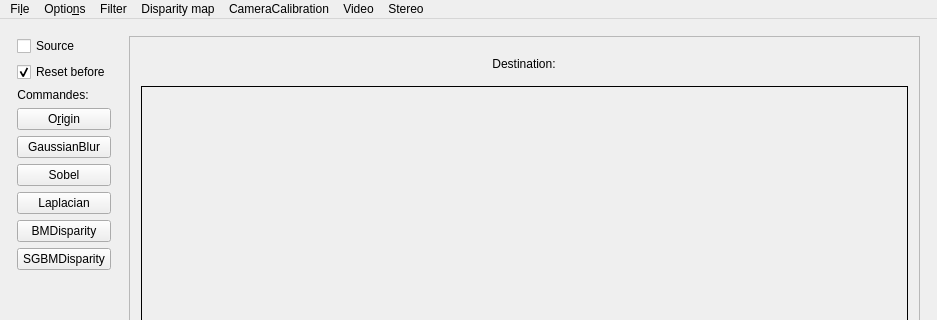
This is mainwindow.ui in m21-cerutti/ProjetTech2019_Robot as Qt 5 draws it before an edit; both pictures show x 0 to 937 and y 0 to 320 of the 937 by 621 pixel window. The edited form follows.
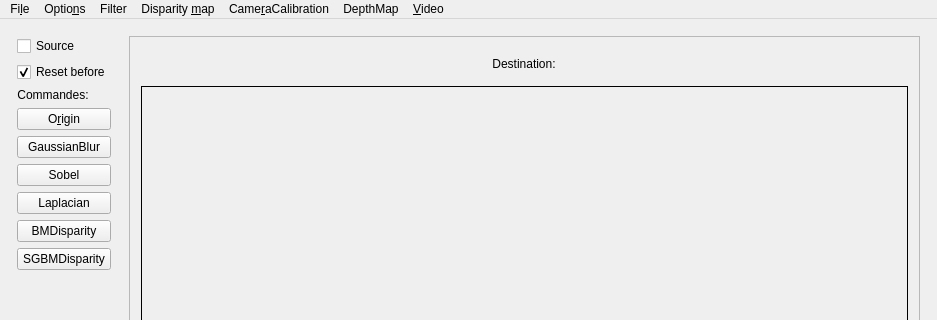
This is the edited form.

```diff
--- a/mainwindow.ui
+++ b/mainwindow.ui
@@ -334,7 +334,7 @@
    </widget>
    <widget class="QMenu" name="menuCameraCalibration">
     <property name="title">
-     <string>CameraCalibration</string>
+     <string>Came&amp;raCalibration</string>
     </property>
     <addaction name="actionCalibrate"/>
     <addaction name="actionApplyFromFile"/>
@@ -352,34 +352,37 @@
    </widget>
    <widget class="QMenu" name="menuDisparity_map">
     <property name="title">
-     <string>Disparity map</string>
+     <string>Disparity &amp;map</string>
     </property>
     <addaction name="actionDisparityBM"/>
     <addaction name="actionDisparitySGBM"/>
    </widget>
    <widget class="QMenu" name="menuVideo">
     <property name="title">
-     <string>Video</string>
+     <string>&amp;Video</string>
     </property>
     <addaction name="actionOpen_video"/>
     <addaction name="actionChessboard_debug"/>
     <addaction name="actionExtractImages"/>
     <addaction name="actionStereoCalibration"/>
-   </widget>
-   <widget class="QMenu" name="menuStereo">
-    <property name="title">
-     <string>Stereo</string>
-    </property>
+    <addaction name="separator"/>
     <addaction name="actionDepthMap"/>
     <addaction name="actionBM"/>
    </widget>
+   <widget class="QMenu" name="menuDepthMap">
+    <property name="title">
+     <string>DepthMap</string>
+    </property>
+    <addaction name="actionBM_2"/>
+    <addaction name="actionSGBM"/>
+   </widget>
    <addaction name="menuFile"/>
    <addaction name="menuOptions"/>
    <addaction name="menuFilter"/>
    <addaction name="menuDisparity_map"/>
    <addaction name="menuCameraCalibration"/>
+   <addaction name="menuDepthMap"/>
    <addaction name="menuVideo"/>
-   <addaction name="menuStereo"/>
   </widget>
   <widget class="QStatusBar" name="statusbar"/>
   <action name="actionOpen">
```
Left out of the diff: 38 changed lines with no effect on the pictures.
